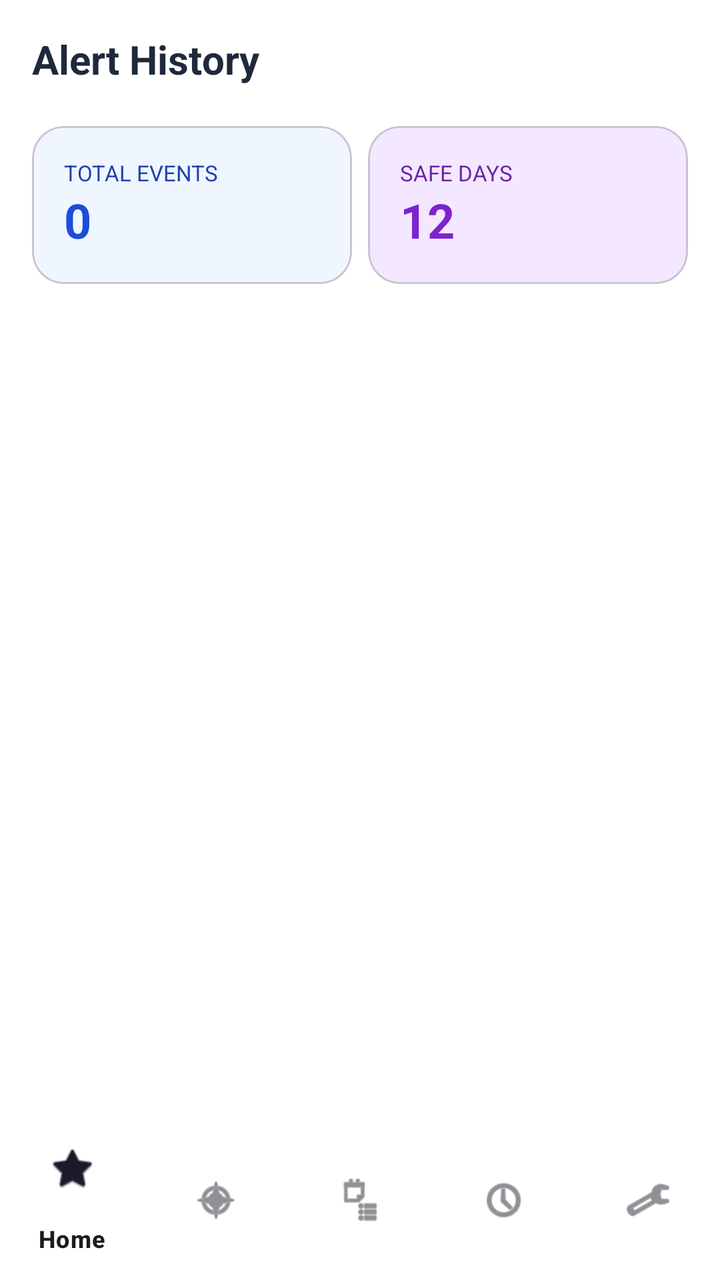
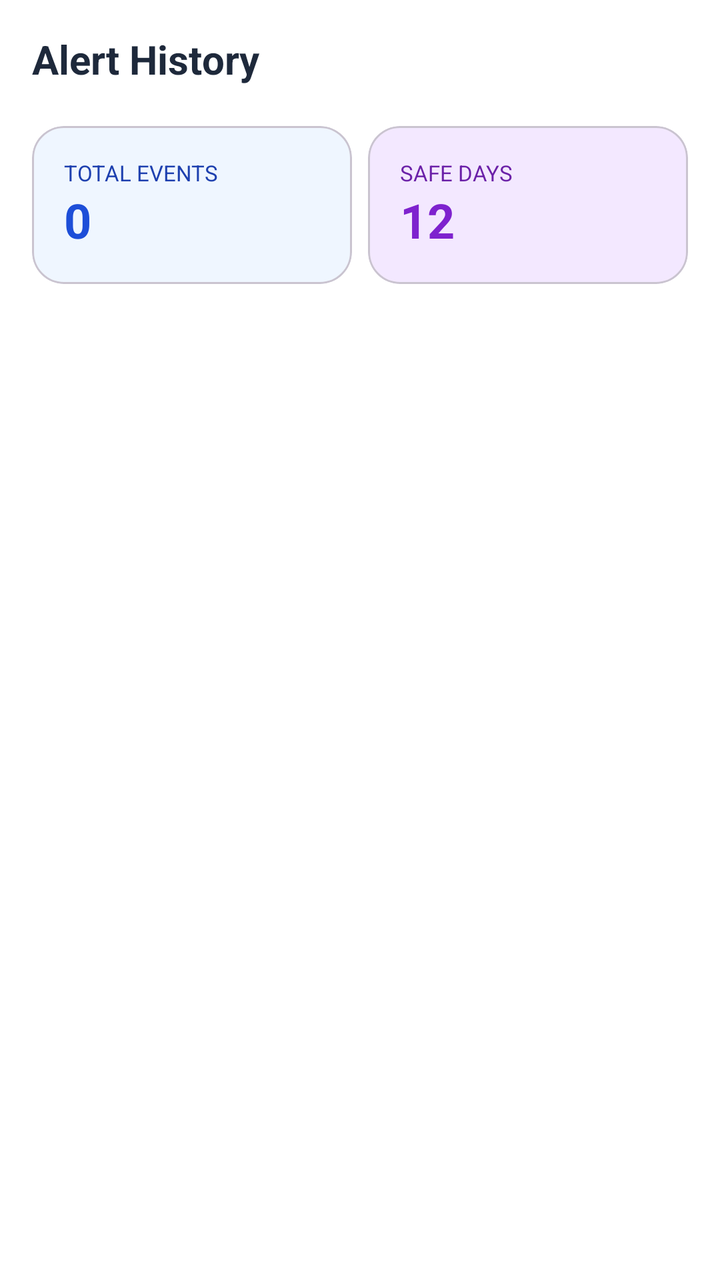

Compare the two renders of this Android layout. The source of the first and the diff that turns it into the second are given below.
<!-- AndroidManifest.xml: application theme Theme.SafeRoute -->
<!-- res/layout/fragment_history.xml -->
<?xml version="1.0" encoding="utf-8"?>
<RelativeLayout xmlns:android="http://schemas.android.com/apk/res/android"
    xmlns:app="http://schemas.android.com/apk/res-auto"
    android:layout_width="match_parent"
    android:layout_height="match_parent"
    android:background="#FFFFFF">

    <TextView
        android:id="@+id/tvTitle"
        android:layout_width="wrap_content"
        android:layout_height="wrap_content"
        android:text="Alert History"
        android:textColor="#1E293B"
        android:textSize="20sp"
        android:textStyle="bold"
        android:layout_margin="16dp"/>

    <LinearLayout
        android:id="@+id/statsContainer"
        android:layout_width="match_parent"
        android:layout_height="wrap_content"
        android:layout_below="@id/tvTitle"
        android:orientation="horizontal"
        android:paddingHorizontal="12dp"
        android:weightSum="2">

        <com.google.android.material.card.MaterialCardView
            android:layout_width="0dp"
            android:layout_height="wrap_content"
            android:layout_weight="1"
            android:layout_margin="4dp"
            app:cardCornerRadius="16dp"
            app:cardBackgroundColor="#EFF6FF">
            <LinearLayout
                android:layout_width="match_parent"
                android:layout_height="wrap_content"
                android:orientation="vertical"
                android:padding="16dp">
                <TextView android:layout_width="wrap_content" android:layout_height="wrap_content" android:text="TOTAL EVENTS" android:textSize="11sp" android:textColor="#1E40AF"/>
                <TextView android:id="@+id/tvTotalEventsCount" android:layout_width="wrap_content" android:layout_height="wrap_content" android:text="0" android:textSize="24sp" android:textStyle="bold" android:textColor="#1D4ED8"/>
            </LinearLayout>
        </com.google.android.material.card.MaterialCardView>

        <com.google.android.material.card.MaterialCardView
            android:layout_width="0dp"
            android:layout_height="wrap_content"
            android:layout_weight="1"
            android:layout_margin="4dp"
            app:cardCornerRadius="16dp"
            app:cardBackgroundColor="#F3E8FF">
            <LinearLayout
                android:layout_width="match_parent"
                android:layout_height="wrap_content"
                android:orientation="vertical"
                android:padding="16dp">
                <TextView android:layout_width="wrap_content" android:layout_height="wrap_content" android:text="SAFE DAYS" android:textSize="11sp" android:textColor="#6B21A8"/>
                <TextView android:layout_width="wrap_content" android:layout_height="wrap_content" android:text="12" android:textSize="24sp" android:textStyle="bold" android:textColor="#7E22CE" android:id="@+id/tvSafeDaysCount"/>
            </LinearLayout>
        </com.google.android.material.card.MaterialCardView>
    </LinearLayout>

    <com.google.android.material.bottomnavigation.BottomNavigationView
        android:id="@+id/bottom_navigation_history"
        android:layout_width="match_parent"
        android:layout_height="wrap_content"
        android:layout_alignParentBottom="true"
        android:background="#FFFFFF"
        app:elevation="8dp"
        app:menu="@menu/bottom_nav_menu" />

    <androidx.recyclerview.widget.RecyclerView
        android:id="@+id/rvHistory"
        android:layout_width="match_parent"
        android:layout_height="match_parent"
        android:layout_below="@id/statsContainer"
        android:layout_above="@id/bottom_navigation_history"
        android:layout_marginTop="12dp" />

</RelativeLayout>
<!-- resources referenced by this layout -->
<resources>
  <style name="Theme.SafeRoute" parent="Base.Theme.SafeRoute" />
  <style name="Base.Theme.SafeRoute" parent="Theme.Material3.DayNight.NoActionBar">
          
          
      </style>
</resources>

<!-- the commit's change to res/layout/fragment_history.xml (unified diff, before → after) -->
@@ -59,21 +59,13 @@
         </com.google.android.material.card.MaterialCardView>
     </LinearLayout>
 
-    <com.google.android.material.bottomnavigation.BottomNavigationView
-        android:id="@+id/bottom_navigation_history"
-        android:layout_width="match_parent"
-        android:layout_height="wrap_content"
-        android:layout_alignParentBottom="true"
-        android:background="#FFFFFF"
-        app:elevation="8dp"
-        app:menu="@menu/bottom_nav_menu" />
 
     <androidx.recyclerview.widget.RecyclerView
         android:id="@+id/rvHistory"
         android:layout_width="match_parent"
         android:layout_height="match_parent"
         android:layout_below="@id/statsContainer"
-        android:layout_above="@id/bottom_navigation_history"
+        android:layout_alignParentBottom="true"
         android:layout_marginTop="12dp" />
 
 </RelativeLayout>
